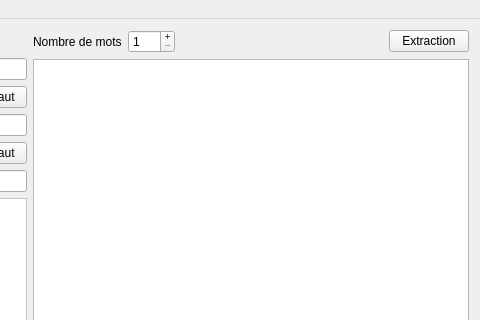
Qt form src/NuageDeMotsGUI/mainwindow.ui (WordCloudZZ/WordCloudZZ) before a commit; both pictures show x 420 to 900 and y 0 to 320 of the 900 by 480 pixel window.
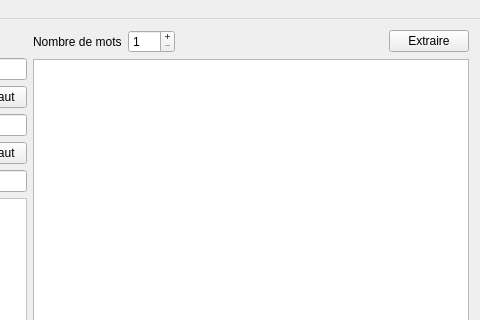
The same form after that commit. Icons and pictures are not drawn. Custom widgets are drawn as their Qt base class.

Diff of the .ui file:
```diff
--- a/src/NuageDeMotsGUI/mainwindow.ui
+++ b/src/NuageDeMotsGUI/mainwindow.ui
@@ -191,7 +191,7 @@
          </size>
         </property>
         <property name="text">
-         <string>Extraction</string>
+         <string>Extraire</string>
         </property>
        </widget>
       </item>
```
Left out of the diff: 2 changed lines with no effect on the pictures.
